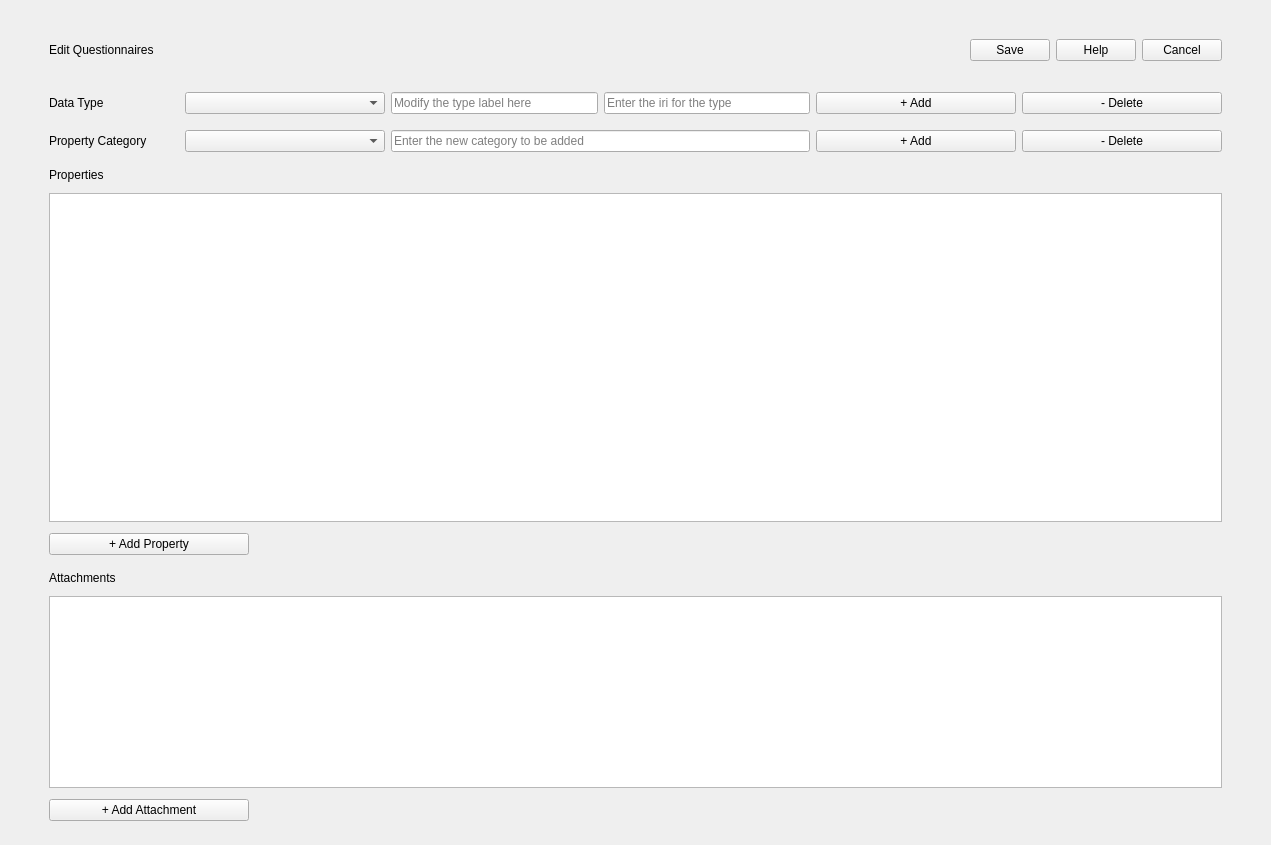
The window that pasta_eln/GUI/ontology_configuration/ontology_configuration.ui (PASTA-ELN/pasta-eln) describes before a commit, drawn with Qt 5.
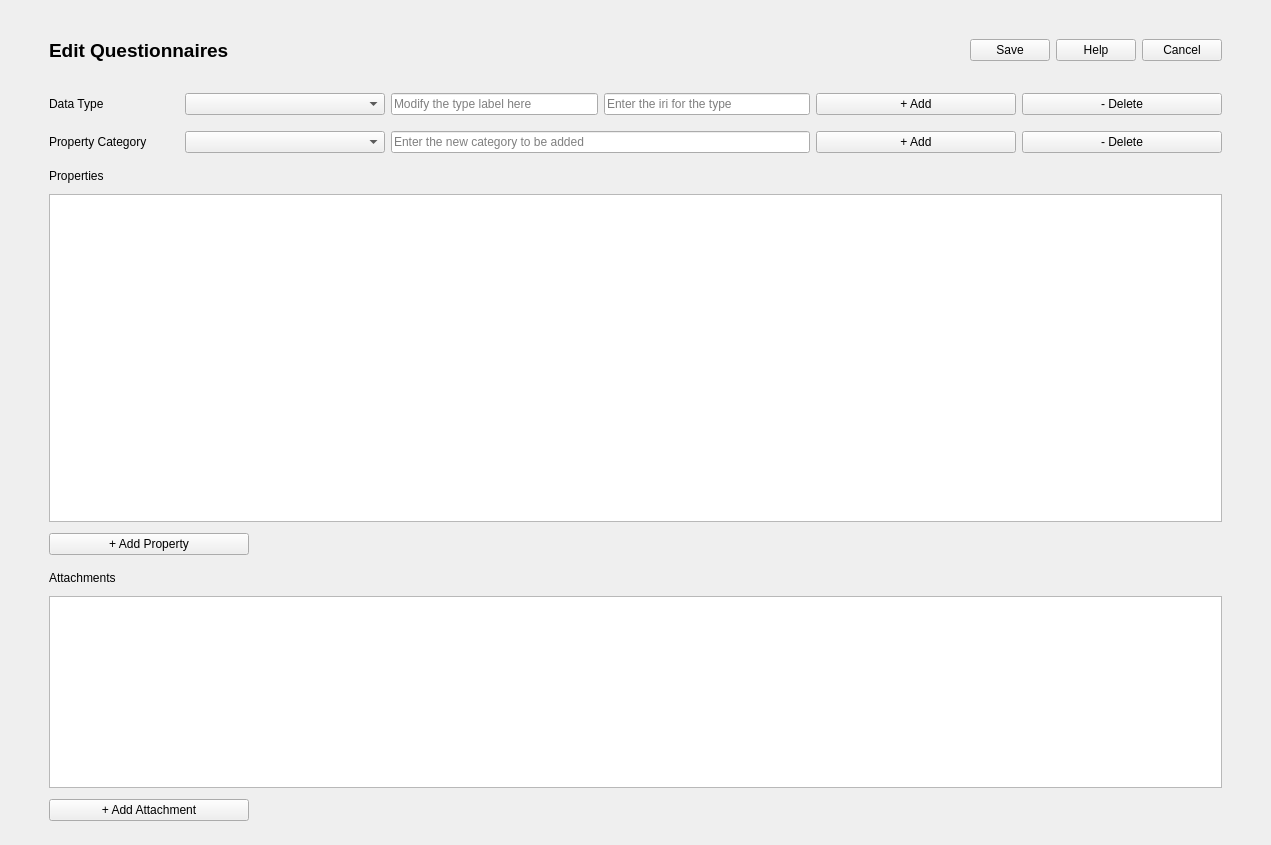
The same window after the commit.

Commit message: - Adjusted the font size of the "Edit Questionnaires" label

Patch:
```diff
--- a/pasta_eln/GUI/ontology_configuration/ontology_configuration.ui
+++ b/pasta_eln/GUI/ontology_configuration/ontology_configuration.ui
@@ -528,6 +528,12 @@
           </property>
           <item>
            <widget class="QLabel" name="headerLabel">
+            <property name="font">
+             <font>
+              <pointsize>14</pointsize>
+              <bold>true</bold>
+             </font>
+            </property>
             <property name="text">
              <string>Edit Questionnaires</string>
             </property>
```
The commit also changes 1 other file.
